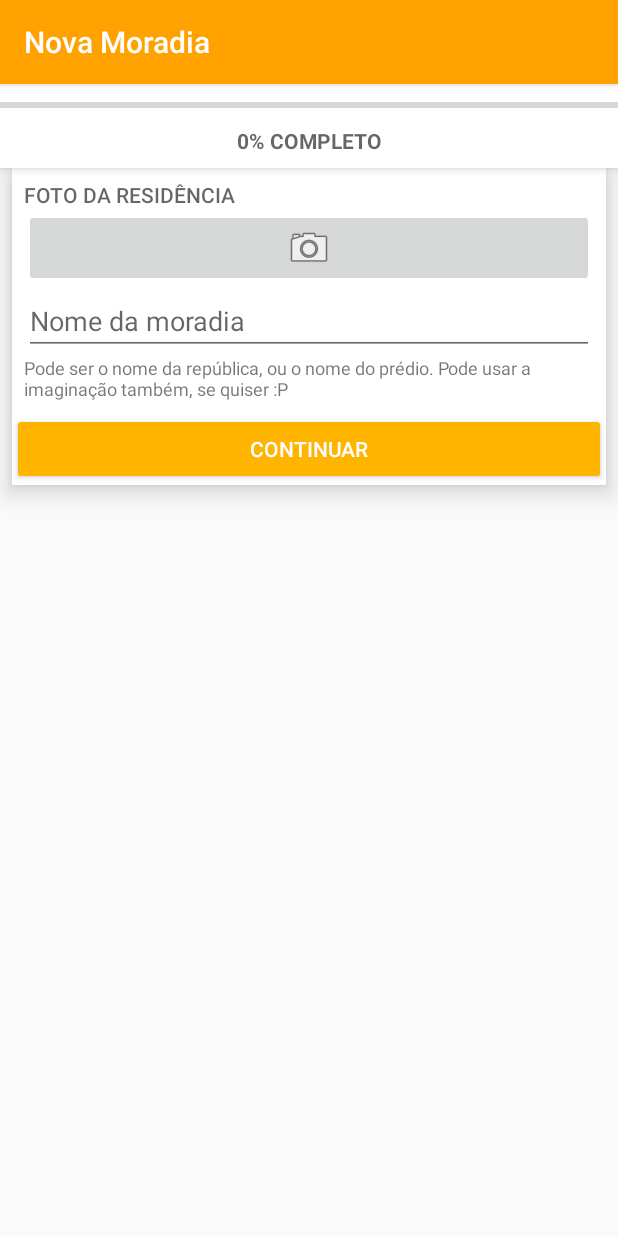
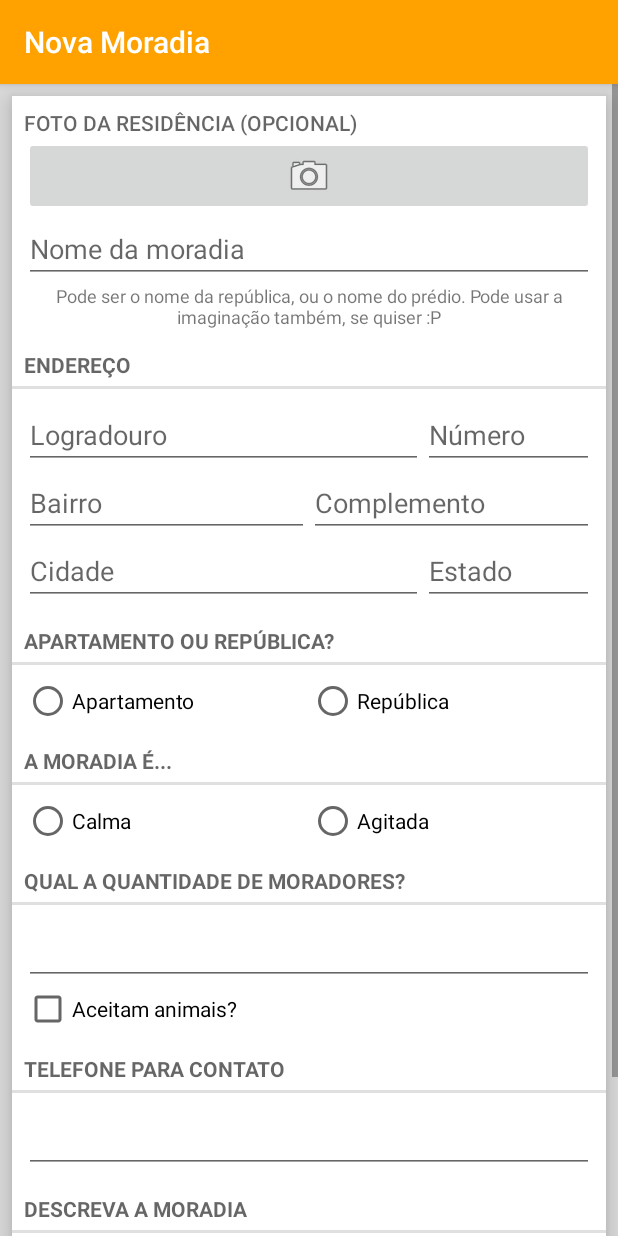
Before and after one commit to Dionen/TaEmCasa, an Android app: the AdicionarMoradia screen opened directly, with no data from a screen before it, on a phone screen of 412 x 824 dp. Run offline under Robolectric (Android 15) with nearby library versions, the phone set to English and light mode, and no system bars; pictures from the network do not load.

Commit message:
Cadastro de moradia completo, cadastro de vaga adicionado

```diff
--- a/app/src/main/java/com/usp/icmc/taemcasa/Estruturas/Moradia.java
+++ b/app/src/main/java/com/usp/icmc/taemcasa/Estruturas/Moradia.java
@@ -60,6 +60,8 @@ public class Moradia {
         return endereco;
     }
 
+    public int getTipo() { return tipo; }
+
     public int getQtd_moradores() {
         return qtd_moradores;
     }
--- a/app/src/main/java/com/usp/icmc/taemcasa/MinhasVagas/MinhasVagasActivity.java
+++ b/app/src/main/java/com/usp/icmc/taemcasa/MinhasVagas/MinhasVagasActivity.java
@@ -200,6 +200,8 @@ public class MinhasVagasActivity extends Fragment {
                         Moradia moradia = (Moradia) getGroup(groupPosition);
 
                         intent.putExtra("nome", moradia.getNome());
+                        intent.putExtra("id_rep", moradia.getId());
+                        intent.putExtra("tipo", moradia.getTipo());
                         startActivity(intent);
                     }
                 });
--- a/app/src/main/res/layout/activity_adicionar_moradia.xml
+++ b/app/src/main/res/layout/activity_adicionar_moradia.xml
@@ -1,5 +1,5 @@
 <?xml version="1.0" encoding="utf-8"?>
-<RelativeLayout xmlns:android="http://schemas.android.com/apk/res/android"
+<LinearLayout xmlns:android="http://schemas.android.com/apk/res/android"
     xmlns:app="http://schemas.android.com/apk/res-auto"
     xmlns:tools="http://schemas.android.com/tools"
     android:layout_width="match_parent"
@@ -7,79 +7,23 @@
     android:focusableInTouchMode="true"
     tools:context="com.usp.icmc.taemcasa.MinhasVagas.AdicionarMoradia">
 
-    <LinearLayout
-        android:id="@+id/progresso"
-        android:layout_width="match_parent"
-        android:layout_height="56dp"
-        android:orientation="vertical"
-        android:background="#fff"
-        android:elevation="4dp"
-        android:visibility="visible"
-        android:layout_alignParentTop="true"
-        android:layout_alignParentLeft="true"
-        android:layout_alignParentStart="true">
-
-        <RelativeLayout
-            android:layout_width="fill_parent"
-            android:layout_height="0dp"
-            android:layout_weight="1"
-            android:height="0dp">
-
-            <ProgressBar
-                android:id="@+id/progressBar"
-                style="?android:attr/progressBarStyleHorizontal"
-                android:layout_width="match_parent"
-                android:layout_height="wrap_content"
-                android:layout_alignParentLeft="true"
-                android:layout_alignParentStart="true"
-                android:layout_centerVertical="true"
-                android:max="100"
-                android:progress="0"
-                android:progressTint="@color/colorPrimary" />
-        </RelativeLayout>
-
-        <RelativeLayout
-            android:layout_width="fill_parent"
-            android:layout_height="0dp"
-            android:layout_weight="1"
-            android:height="0dp">
-
-            <TextView
-                android:id="@+id/statusProgresso"
-                android:layout_width="match_parent"
-                android:layout_height="wrap_content"
-                android:layout_alignParentLeft="true"
-                android:layout_alignParentStart="true"
-                android:layout_alignParentTop="true"
-                android:text="@string/_25_completo"
-                android:textAlignment="center"
-                android:textAllCaps="true"
-                android:textAppearance="@style/TextAppearance.AppCompat"
-                android:textColor="?attr/colorControlNormal"
-                android:textStyle="bold" />
-        </RelativeLayout>
-
-    </LinearLayout>
-
 
     <ScrollView
         android:id="@+id/scroll"
         android:layout_width="match_parent"
         android:layout_height="match_parent"
-        android:layout_alignParentBottom="true"
         android:layout_alignParentLeft="true"
         android:layout_alignParentStart="true"
-        android:layout_below="@+id/progresso">
+        android:background="?attr/colorControlHighlight">
 
         <LinearLayout
             android:id="@+id/dados"
             android:layout_width="match_parent"
             android:layout_height="wrap_content"
+            android:layout_margin="8dp"
             android:background="#fff"
             android:elevation="10dp"
-            android:layout_marginLeft="8dp"
-            android:layout_marginRight="8dp"
-
+            android:layout_alignParentBottom="true"
             android:orientation="vertical">
 
             <RelativeLayout
@@ -93,7 +37,7 @@
                     android:id="@+id/textView"
                     android:layout_width="match_parent"
                     android:layout_height="wrap_content"
-                    android:text="FOTO DA RESIDÊNCIA"
+                    android:text="FOTO DA RESIDÊNCIA (OPCIONAL)"
                     android:textAppearance="@style/TextAppearance.AppCompat.Body2"
                     android:textColor="?attr/colorControlNormal"
                     android:visibility="visible" />
@@ -102,12 +46,12 @@
                     android:id="@+id/adicionarFoto"
                     android:layout_width="fill_parent"
                     android:layout_height="wrap_content"
+                    android:layout_alignParentLeft="true"
+                    android:layout_alignParentStart="true"
+                    android:layout_below="@+id/textView"
                     android:adjustViewBounds="false"
                     android:scaleType="fitCenter"
-                    app:srcCompat="@android:drawable/ic_menu_camera"
-                    android:layout_below="@+id/textView"
-                    android:layout_alignParentLeft="true"
-                    android:layout_alignParentStart="true" />
+                    app:srcCompat="@android:drawable/ic_menu_camera" />
 
                 <ImageButton
                     android:id="@+id/removerFoto"
@@ -127,27 +71,29 @@
                     android:id="@+id/nomeMoradia"
                     android:layout_width="wrap_content"
                     android:layout_height="wrap_content"
+                    android:layout_alignParentEnd="true"
+                    android:layout_alignParentLeft="true"
+                    android:layout_alignParentRight="true"
+                    android:layout_alignParentStart="true"
+                    android:layout_below="@+id/adicionarFoto"
                     android:ems="10"
                     android:hint="@string/nome_da_moradia"
                     android:inputType="text"
-                    android:nextFocusDown="@+id/logradouro"
-                    android:layout_below="@+id/adicionarFoto"
-                    android:layout_alignParentRight="true"
-                    android:layout_alignParentEnd="true"
-                    android:layout_alignParentLeft="true"
-                    android:layout_alignParentStart="true" />
+                    android:nextFocusDown="@+id/logradouro" />
 
                 <TextView
                     android:id="@+id/dica"
                     android:layout_width="wrap_content"
                     android:layout_height="wrap_content"
                     android:layout_alignParentBottom="true"
+                    android:layout_alignParentLeft="true"
+                    android:layout_alignParentStart="true"
                     android:layout_below="@+id/nomeMoradia"
                     android:layout_toEndOf="@+id/adicionarFoto"
                     android:text="@string/dica"
+                    android:textAlignment="center"
                     android:textSize="12sp"
-                    android:layout_alignParentLeft="true"
-                    android:layout_alignParentStart="true" />
+                    android:layout_toRightOf="@+id/adicionarFoto" />
 
             </RelativeLayout>
 
@@ -157,7 +103,7 @@
                 android:layout_width="match_parent"
                 android:layout_height="wrap_content"
                 android:text="@string/endere_o"
-                android:visibility="gone" />
+                android:visibility="visible" />
 
             <LinearLayout
                 android:id="@+id/endereco"
@@ -165,7 +111,7 @@
                 android:layout_height="match_parent"
                 android:orientation="vertical"
                 android:padding="8dp"
-                android:visibility="gone">
+                android:visibility="visible">
 
                 <LinearLayout
                     android:id="@+id/end1"
@@ -258,7 +204,7 @@
                 android:layout_gravity="start"
                 android:text="@string/apto_ou_rep"
                 android:textAlignment="viewStart"
-                android:visibility="gone" />
+                android:visibility="visible" />
 
             <RadioGroup
                 android:id="@+id/perfil"
@@ -267,7 +213,7 @@
                 android:nextFocusDown="@+id/tipo"
                 android:orientation="horizontal"
                 android:padding="8dp"
-                android:visibility="gone">
+                android:visibility="visible">
 
                 <RadioButton
                     android:id="@+id/apartamento"
@@ -291,7 +237,7 @@
                 android:layout_width="match_parent"
                 android:layout_height="wrap_content"
                 android:text="@string/a_moradia"
-                android:visibility="gone" />
+                android:visibility="visible" />
 
             <RadioGroup
                 android:id="@+id/tipo"
@@ -300,29 +246,22 @@
                 android:nextFocusDown="@+id/nMoradores"
                 android:orientation="horizontal"
                 android:padding="8dp"
-                android:visibility="gone">
+                android:visibility="visible">
 
                 <RadioButton
-                    android:id="@+id/masculina"
+                    android:id="@+id/calma"
                     android:layout_width="0dp"
                     android:layout_height="wrap_content"
                     android:layout_weight="0.5"
-                    android:text="@string/masculina" />
+                    android:text="@string/calma" />
 
                 <RadioButton
-                    android:id="@+id/feminina"
-                    android:layout_width="0dp"
-                    android:layout_height="wrap_content"
-                    android:layout_weight="0.5"
-                    android:text="@string/feminina" />
-
-                <RadioButton
-                    android:id="@+id/mista"
+                    android:id="@+id/agitada"
                     android:layout_width="0dp"
                     android:layout_height="wrap_content"
                     android:layout_weight="0.5"
                     android:checked="false"
-                    android:text="@string/unissex" />
+                    android:text="@string/agitada" />
             </RadioGroup>
 
             <TextView
@@ -331,7 +270,7 @@
                 android:layout_width="match_parent"
                 android:layout_height="wrap_content"
                 android:text="@string/qual_a_quantidade_de_moradores"
-                android:visibility="gone" />
+                android:visibility="visible" />
 
             <LinearLayout
                 android:id="@+id/dadosMoradores"
@@ -339,7 +278,7 @@
                 android:layout_height="match_parent"
                 android:orientation="vertical"
                 android:padding="8dp"
-                android:visibility="gone">
+                android:visibility="visible">
 
                 <EditText
                     android:id="@+id/nMoradores"
@@ -363,7 +302,7 @@
                 android:layout_width="match_parent"
                 android:layout_height="wrap_content"
                 android:text="@string/telefone_para_contato"
-                android:visibility="gone" />
+                android:visibility="visible" />
 
             <LinearLayout
                 android:id="@+id/telefoneLayout"
@@ -371,7 +310,7 @@
                 android:layout_height="match_parent"
                 android:orientation="vertical"
                 android:padding="8dp"
-                android:visibility="gone">
+                android:visibility="visible">
 
                 <EditText
                     android:id="@+id/telefone"
@@ -388,7 +327,7 @@
                 android:layout_width="match_parent"
                 android:layout_height="wrap_content"
                 android:text="@string/descreva_a_moradia"
-                android:visibility="gone" />
+                android:visibility="visible" />
 
             <LinearLayout
                 android:id="@+id/descricaoLayout"
@@ -396,7 +335,7 @@
                 android:layout_height="match_parent"
                 android:orientation="vertical"
                 android:padding="8dp"
-                android:visibility="gone">
+                android:visibility="visible">
 
                 <EditText
                     android:id="@+id/descricao"
@@ -415,10 +354,11 @@
                 style="@style/Widget.AppCompat.Button.Colored"
                 android:layout_width="match_parent"
                 android:layout_height="wrap_content"
-                android:text="CONTINUAR"
-                android:visibility="visible" />
+                android:text="@string/adicionar_moradia"
+                android:visibility="visible"
+                android:layout_margin="8dp"/>
 
         </LinearLayout>
     </ScrollView>
 
-</RelativeLayout>
+</LinearLayout>
--- a/app/src/main/res/values/strings.xml
+++ b/app/src/main/res/values/strings.xml
@@ -71,5 +71,7 @@
     <string name="pick_image_intent_text">Pick Image Text</string>
     <string name="nova_vaga">Nova vaga em %1$s</string>
     <string name="title_activity_maps">Map</string>
+    <string name="calma">Calma</string>
+    <string name="agitada">Agitada</string>
 
 </resources>
```
Also changed, not shown: app/src/main/java/com/usp/icmc/taemcasa/Estruturas/Endereco.java (+38 -20 lines), app/src/main/java/com/usp/icmc/taemcasa/Maps/LatLng_Utils.java (deleted, +0 -52 lines), app/src/main/java/com/usp/icmc/taemcasa/MinhasVagas/AdicionarMoradia.java (+159 -205 lines), app/src/main/java/com/usp/icmc/taemcasa/MinhasVagas/MoradiaResponse/MoradiaRequest_ADD.java (renamed from app/src/main/java/com/usp/icmc/taemcasa/MinhasVagas/MoradiaResponse/MoradiaRequest_INSERT.java, +6 -5 lines), app/src/main/java/com/usp/icmc/taemcasa/MinhasVagas/MoradiaResponse/MoradiaRequest_DOWNLOAD.java (deleted, +0 -30 lines), app/src/main/java/com/usp/icmc/taemcasa/MinhasVagas/MoradiaResponse/VagaRequest_ADD.java (added, +34 -0 lines).
